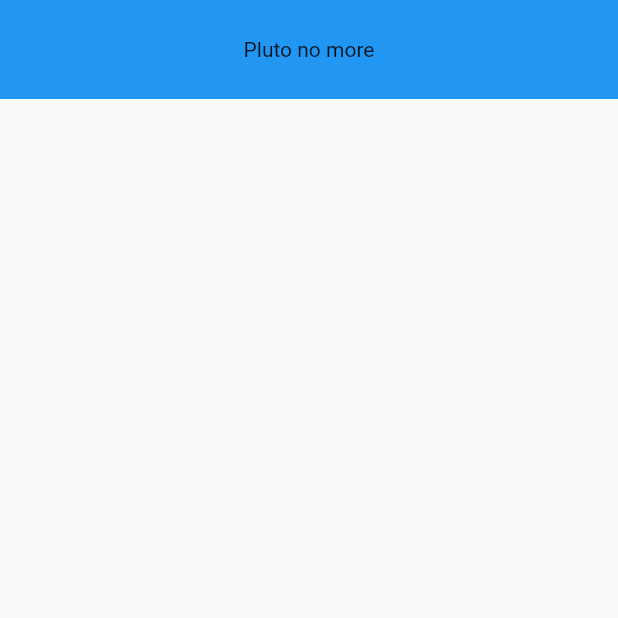
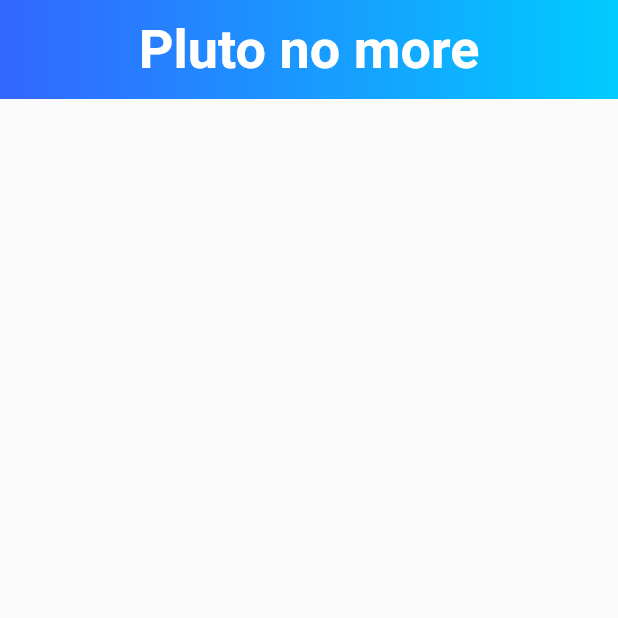
Before and after one commit to KevKipkemoi/Planets, a Flutter app: the screen it shows after launch, on a phone screen of 412 x 824 dp, the top half of it. Run offline on Flutter 3.47's test engine with Material 2 defaults, Android fonts, the phone set to English and light mode, and no system bars; our stand-ins replace fluro; Roboto replaces fonts that are missing (Poppins); statements that could not run were skipped.

Commit message:
A cool app bar

```diff
--- a/planets/lib/ui/home/GradientAppBar.dart
+++ b/planets/lib/ui/home/GradientAppBar.dart
@@ -8,11 +8,35 @@ class GradientAppBar extends StatelessWidget {
 
   @override
   Widget build(BuildContext context) {
+    final double statusBarHeight = MediaQuery
+        .of(context)
+        .padding
+        .top;
     return new Container(
-      height: barHeight,
-      decoration: new BoxDecoration(color: Colors.blue),
+      padding: new EdgeInsets.only(top: statusBarHeight),
+      height: statusBarHeight + barHeight,
+      decoration: new BoxDecoration(
+          gradient: new LinearGradient(
+              colors: [
+                const Color(0xFF3366FF),
+                const Color(0xFF00CCFF),
+              ],
+            begin: const FractionalOffset(0.0, 0.0),
+            end: const FractionalOffset(1.0, 0.0),
+            stops: [0.0, 1.0],
+            tileMode: TileMode.clamp
+          )
+      ),
       child: new Center(
-        child: new Text(title),
+        child: new Text(
+          title,
+          style: const TextStyle(
+            color: Colors.white,
+            fontFamily: 'Poppins',
+            fontWeight: FontWeight.w600,
+            fontSize: 36.0,
+          ),
+        ),
       ),
     );
   }
```
Also changed, not shown: planets/pubspec.yaml (+5 -5 lines).
